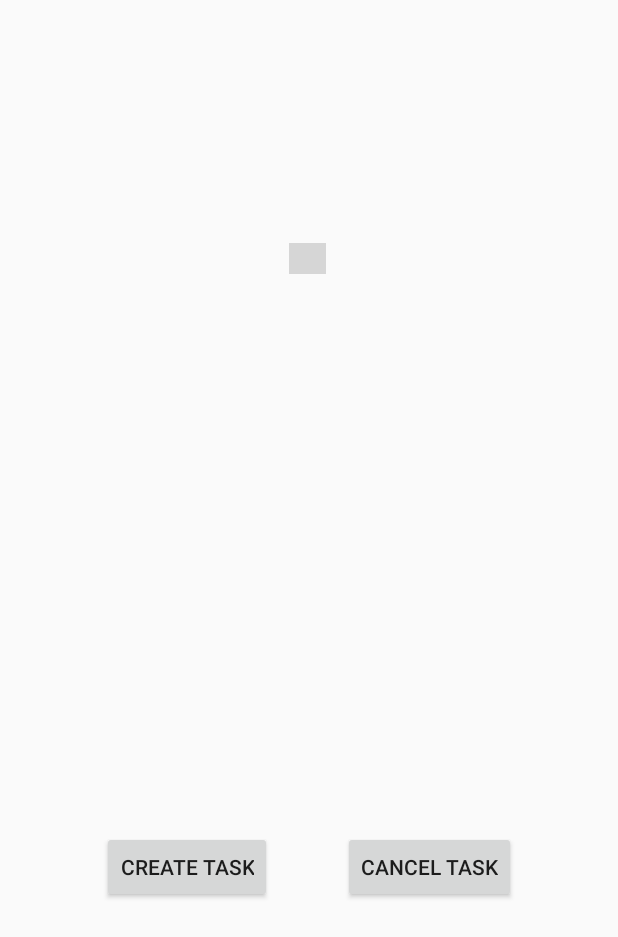
After one commit to sunder-012/HeroHabit, an Android app: the layout activity_task_creator.xml on its own in the app's theme, with its tools: preview values and no code run, on a phone screen of 412 x 824 dp. The commit adds this screen. Shown: the top 937 px of the screen. Run offline under Robolectric (Android 15) with nearby library versions, the phone set to English and light mode, and no system bars; grey boxes are pictures that could not be loaded.

Commit message:
Creation of first layout
ImageButton and both Buttons created

```diff
--- /dev/null
+++ b/app/src/main/java/com/example/herohabit/TaskCreator.java
@@ -0,0 +1,14 @@
+package com.example.herohabit;
+
+import androidx.appcompat.app.AppCompatActivity;
+
+import android.os.Bundle;
+
+public class TaskCreator extends AppCompatActivity {
+
+    @Override
+    protected void onCreate(Bundle savedInstanceState) {
+        super.onCreate(savedInstanceState);
+        setContentView(R.layout.activity_task_creator);
+    }
+}
--- /dev/null
+++ b/app/src/main/res/layout/activity_task_creator.xml
@@ -0,0 +1,43 @@
+<?xml version="1.0" encoding="utf-8"?>
+<androidx.constraintlayout.widget.ConstraintLayout xmlns:android="http://schemas.android.com/apk/res/android"
+    xmlns:app="http://schemas.android.com/apk/res-auto"
+    xmlns:tools="http://schemas.android.com/tools"
+    android:layout_width="match_parent"
+    android:layout_height="match_parent"
+    tools:context=".TaskCreator">
+
+    <ImageButton
+        android:id="@+id/imageButtonCalendar"
+        android:layout_width="wrap_content"
+        android:layout_height="wrap_content"
+        app:layout_constraintBottom_toBottomOf="parent"
+        app:layout_constraintEnd_toEndOf="parent"
+        app:layout_constraintHorizontal_bias="0.498"
+        app:layout_constraintStart_toStartOf="parent"
+        app:layout_constraintTop_toTopOf="parent"
+        app:layout_constraintVertical_bias="0.202"
+        tools:srcCompat="@tools:sample/avatars"
+        android:contentDescription="@string:calendar_content_description" />
+
+    <Button
+        android:id="@+id/buttonCreateTask"
+        android:layout_width="wrap_content"
+        android:layout_height="wrap_content"
+        android:layout_marginEnd="68dp"
+        android:text="@string/cancel_task_button"
+        app:layout_constraintBottom_toBottomOf="parent"
+        app:layout_constraintEnd_toEndOf="parent"
+        app:layout_constraintTop_toTopOf="parent"
+        app:layout_constraintVertical_bias="0.714" />
+
+    <Button
+        android:id="@+id/buttonCancelTask"
+        android:layout_width="wrap_content"
+        android:layout_height="wrap_content"
+        android:layout_marginStart="68dp"
+        android:text="@string/create_task_button"
+        app:layout_constraintBottom_toBottomOf="parent"
+        app:layout_constraintStart_toStartOf="parent"
+        app:layout_constraintTop_toTopOf="parent"
+        app:layout_constraintVertical_bias="0.714" />
+</androidx.constraintlayout.widget.ConstraintLayout>
--- a/app/src/main/res/values/strings.xml
+++ b/app/src/main/res/values/strings.xml
@@ -1,3 +1,7 @@
 <resources>
     <string name="app_name">HeroHabit</string>
+    <string name="title_activity_task_creator">TaskCreator</string>
+    <string name="cancel_task_button">Cancel Task</string>
+    <string name="create_task_button">Create Task</string>
+    <string name="calendar_content_description">Calendar Icon that launches the Calendar app</string>
 </resources>
```
